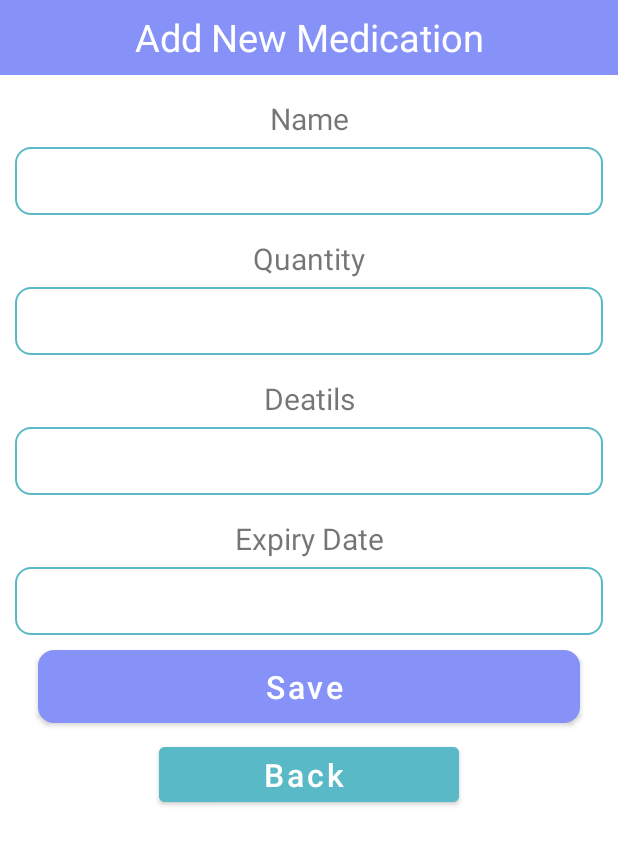
After one commit to HawaOwO/dentalpro, an Android app: the addMed screen opened directly, with no data from a screen before it, on a phone screen of 412 x 824 dp. The commit adds this screen. Shown: the top 845 px of the screen. Run offline under Robolectric (Android 15) with nearby library versions, the phone set to English and light mode, and no system bars; our stand-ins replace Firebase (no records; nobody signed in at launch, a user with empty details on screens opened directly); Roboto replaces fonts that are not available here.

Commit message:
add new data

```diff
--- a/app/src/main/AndroidManifest.xml
+++ b/app/src/main/AndroidManifest.xml
@@ -4,7 +4,7 @@
 
     <uses-permission android:name="android.permission.INTERNET" />
     <uses-permission android:name="android.permission.READ_EXTERNAL_STORAGE" />
-    <uses-permission android:name="android.permission.CAMERA"/>
+    <uses-permission android:name="android.permission.CAMERA" />
 
     <application
         android:allowBackup="true"
@@ -16,6 +16,9 @@
         android:supportsRtl="true"
         android:theme="@style/Theme.Dentalpro"
         tools:targetApi="31">
+        <activity
+            android:name=".addMed"
+            android:exported="false" />
         <activity
             android:name=".scanner"
             android:exported="false" />
@@ -37,10 +40,10 @@
                 <category android:name="android.intent.category.LAUNCHER" />
             </intent-filter>
         </activity>
-        <activity android:name=".CaptureAct"
+        <activity
+            android:name=".CaptureAct"
             android:screenOrientation="portrait"
-            android:stateNotNeeded="true"
-            />
+            android:stateNotNeeded="true" />
 
         <meta-data
             android:name="preloaded_fonts"
--- a/app/src/main/java/com/example/dentalpro/TabletFragment.java
+++ b/app/src/main/java/com/example/dentalpro/TabletFragment.java
@@ -1,6 +1,7 @@
 package com.example.dentalpro;
 
 import android.content.DialogInterface;
+import android.content.Intent;
 import android.os.Bundle;
 import android.view.LayoutInflater;
 import android.view.View;
@@ -20,6 +21,7 @@ import com.firebase.ui.database.FirebaseRecyclerAdapter;
 import com.firebase.ui.database.FirebaseRecyclerOptions;
 import com.google.android.gms.tasks.OnFailureListener;
 import com.google.android.gms.tasks.OnSuccessListener;
+import com.google.android.material.floatingactionbutton.FloatingActionButton;
 import com.google.firebase.database.DatabaseReference;
 import com.google.firebase.database.FirebaseDatabase;
 import com.orhanobut.dialogplus.DialogPlus;
@@ -38,6 +40,7 @@ public class TabletFragment extends Fragment {
                              Bundle savedInstanceState) {
         // Inflate the layout for this fragment
         View view = inflater.inflate(R.layout.fragment_tablet, container, false);
+        FloatingActionButton floatingActionButton = view.findViewById(R.id.floatingActionButton);
 
         RecyclerView recyclerView = view.findViewById(R.id.rv);
         recyclerView.setLayoutManager(new LinearLayoutManager(getActivity()));
@@ -71,10 +74,20 @@ public class TabletFragment extends Fragment {
         };
 
         recyclerView.setAdapter(adapter);
+        floatingActionButton.setOnClickListener(new View.OnClickListener(){
+            @Override
+            public void onClick(View v){
+                startActivity(new Intent(getActivity(), addMed.class));
+
+            }
+        });
 
         return view;
 
     }
+
+//
+
     @Override
     public void onStart() {
         super.onStart();
--- /dev/null
+++ b/app/src/main/java/com/example/dentalpro/addMed.java
@@ -0,0 +1,89 @@
+package com.example.dentalpro;
+
+import android.os.Bundle;
+import android.view.View;
+import android.widget.Button;
+import android.widget.EditText;
+import android.widget.Toast;
+
+import androidx.annotation.NonNull;
+import androidx.appcompat.app.AppCompatActivity;
+
+import com.google.android.gms.tasks.OnFailureListener;
+import com.google.android.gms.tasks.OnSuccessListener;
+import com.google.firebase.database.FirebaseDatabase;
+
+import java.util.HashMap;
+import java.util.Map;
+
+public class addMed extends AppCompatActivity {
+     EditText name, quantity, detail, expirydate;
+     Button btnAdd, btnBack;
+
+    @Override
+    protected void onCreate(Bundle savedInstanceState) {
+        super.onCreate(savedInstanceState);
+        setContentView(R.layout.activity_add_med);
+
+        name = (EditText)findViewById(R.id.txtName);
+        quantity = (EditText)findViewById(R.id.txtQuantity);
+        detail = (EditText)findViewById(R.id.txtDetail);
+        expirydate = (EditText)findViewById(R.id.txtExpirydate);
+
+        btnAdd=(Button)findViewById(R.id.btnAdd);
+        btnBack=(Button)findViewById(R.id.btnBack);
+
+        btnAdd.setOnClickListener(new View.OnClickListener(){
+            @Override
+            public void onClick(View v){
+                insertData();
+                clearAll();
+
+            }
+        });
+
+        btnBack.setOnClickListener(new View.OnClickListener(){
+            @Override
+            public void onClick(View v){
+                finish();
+            }
+        });
+    }
+
+    private void insertData()
+    {
+        int updatedQuantity= Integer.parseInt(quantity.getText().toString());
+
+        Map<String, Object> map = new HashMap<>();
+        map.put("name", name.getText().toString());
+        map.put("quantity", updatedQuantity);
+        map.put("details", detail.getText().toString());
+        map.put("expiryDate", expirydate.getText().toString());
+
+        FirebaseDatabase.getInstance().getReference().child("Tablet")
+                .push()
+                .setValue(map)
+                .addOnSuccessListener(new OnSuccessListener<Void>() {
+                    @Override
+                    public void onSuccess(Void unused) {
+                        Toast.makeText(name.getContext(), "Data Insert Succesfully", Toast.LENGTH_SHORT).show();
+                    }
+                })
+                .addOnFailureListener(new OnFailureListener() {
+                    @Override
+                    public void onFailure(@NonNull Exception e) {
+                        Toast.makeText(name.getContext(), "Error while inserting", Toast.LENGTH_SHORT).show();
+                    }
+                });
+
+    }
+
+    private void clearAll()
+    {
+        name.setText("");
+        quantity.setText("");
+        detail.setText("");
+        expirydate.setText("");
+    }
+
+}
--- /dev/null
+++ b/app/src/main/res/layout/activity_add_med.xml
@@ -0,0 +1,115 @@
+<?xml version="1.0" encoding="utf-8"?>
+<LinearLayout xmlns:android="http://schemas.android.com/apk/res/android"
+    android:layout_width="match_parent"
+    android:layout_height="match_parent"
+    android:orientation="vertical">
+
+    <TextView
+        android:layout_width="match_parent"
+        android:layout_height="50dp"
+        android:text="Add New Medication"
+        android:background="@color/lavender"
+        android:textSize="25dp"
+        android:gravity="center"
+        android:textColor="@color/white"/>
+
+    <TextView
+        android:layout_width="match_parent"
+        android:layout_height="wrap_content"
+        android:gravity="center"
+        android:textSize="20sp"
+        android:layout_marginTop="15dp"
+        android:layout_marginBottom="5dp"
+        android:text="Name"/>
+
+    <EditText
+        android:layout_width="match_parent"
+        android:layout_height="45dp"
+        android:layout_marginLeft="10dp"
+        android:layout_marginRight="10dp"
+        android:background="@drawable/roundedpopup"
+        android:gravity="center"
+        android:id="@+id/txtName" />
+
+    <TextView
+        android:layout_width="match_parent"
+        android:layout_height="wrap_content"
+        android:gravity="center"
+        android:textSize="20sp"
+        android:layout_marginTop="15dp"
+        android:layout_marginBottom="5dp"
+        android:text="Quantity"/>
+
+    <EditText
+        android:layout_width="match_parent"
+        android:layout_height="45dp"
+        android:layout_marginLeft="10dp"
+        android:layout_marginRight="10dp"
+        android:background="@drawable/roundedpopup"
+        android:gravity="center"
+        android:id="@+id/txtQuantity" />
+
+    <TextView
+        android:layout_width="match_parent"
+        android:layout_height="wrap_content"
+        android:gravity="center"
+        android:textSize="20sp"
+        android:layout_marginTop="15dp"
+        android:layout_marginBottom="5dp"
+        android:text="Deatils"/>
+
+    <EditText
+        android:layout_width="match_parent"
+        android:layout_height="45dp"
+        android:layout_marginLeft="10dp"
+        android:layout_marginRight="10dp"
+        android:background="@drawable/roundedpopup"
+        android:gravity="center"
+        android:id="@+id/txtDetail" />
+
+    <TextView
+        android:layout_width="match_parent"
+        android:layout_height="wrap_content"
+        android:gravity="center"
+        android:textSize="20sp"
+        android:layout_marginTop="15dp"
+        android:layout_marginBottom="5dp"
+        android:text="Expiry Date"/>
+
+    <EditText
+        android:layout_width="match_parent"
+        android:layout_height="45dp"
+        android:layout_marginLeft="10dp"
+        android:layout_marginRight="10dp"
+        android:background="@drawable/roundedpopup"
+        android:gravity="center"
+        android:id="@+id/txtExpirydate" />
+
+    <Button
+        android:layout_width="match_parent"
+        android:layout_height="wrap_content"
+        android:layout_marginLeft="25dp"
+        android:layout_marginRight="25dp"
+        android:layout_marginTop="10dp"
+        android:text="Save "
+        android:textSize="21dp"
+        android:textAllCaps="false"
+        android:background="@drawable/roundedpopup"
+        android:gravity="center"
+        android:id="@+id/btnAdd"/>
+
+    <Button
+        android:layout_width="200dp"
+        android:layout_height="wrap_content"
+        android:layout_marginLeft="25dp"
+        android:layout_marginRight="25dp"
+        android:layout_marginTop="10dp"
+        android:layout_gravity="center"
+        android:text="Back "
+        android:textSize="21dp"
+        android:textAllCaps="false"
+        android:backgroundTint="@color/green1"        android:gravity="center"
+        android:id="@+id/btnBack"/>
+
+
+</LinearLayout>
--- a/app/src/main/res/layout/fragment_tablet.xml
+++ b/app/src/main/res/layout/fragment_tablet.xml
@@ -15,6 +15,29 @@
         app:layout_constraintBottom_toBottomOf="parent"
         app:layout_constraintEnd_toEndOf="parent"
         app:layout_constraintStart_toStartOf="parent"
-        app:layout_constraintTop_toTopOf="parent"
-        />
+        app:layout_constraintTop_toTopOf="parent" />
+
+
+    <com.google.android.material.floatingactionbutton.FloatingActionButton
+        android:id="@+id/floatingActionButton"
+        android:layout_width="wrap_content"
+        android:layout_height="wrap_content"
+        android:layout_gravity="bottom|end"
+        android:clickable="true"
+        android:src="@drawable/baseline_add_24"
+        android:layout_marginBottom="16dp"
+        android:layout_marginEnd="16dp"/>
+    <!--        android:id="@+id/floatingActionButton"-->
+<!--        android:layout_width="wrap_content"-->
+<!--        android:layout_height="wrap_content"-->
+<!--        android:clickable="true"-->
+<!--        android:src="@drawable/baseline_add_24"-->
+<!--        app:layout_constraintBottom_toBottomOf="parent"-->
+<!--        app:layout_constraintEnd_toEndOf="parent"-->
+<!--        app:layout_constraintHorizontal_bias="0.87"-->
+<!--        app:layout_constraintStart_toStartOf="parent"-->
+<!--        app:layout_constraintTop_toTopOf="parent"-->
+<!--        app:layout_constraintVertical_bias="0.925"-->
+<!--   -->
+
 </FrameLayout>
```
